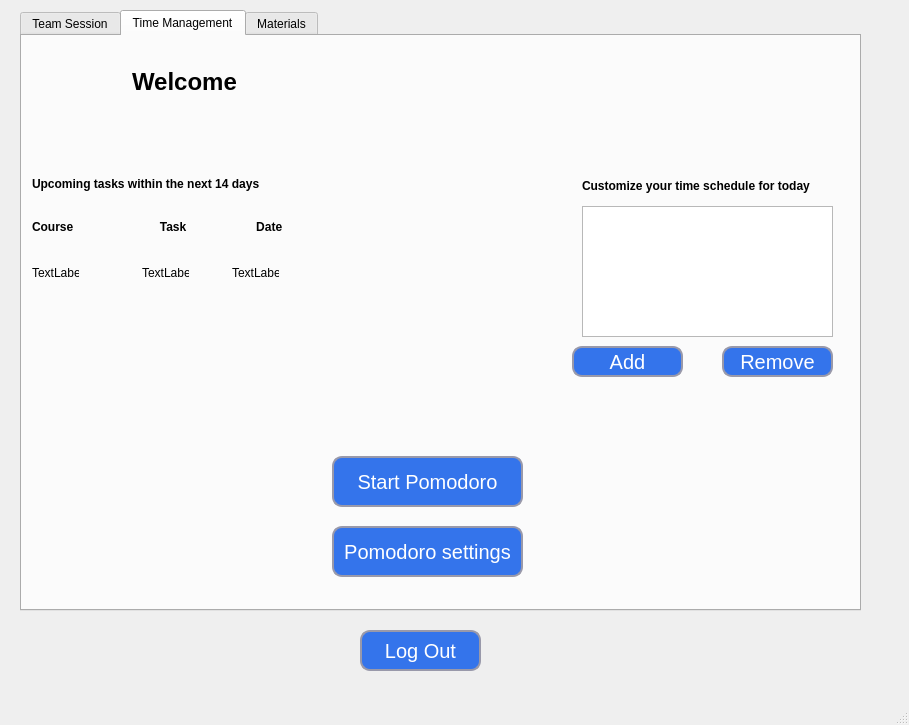
zgjimzhubajj/Student-Assistant, file gui_main_window.ui: the form before one commit.
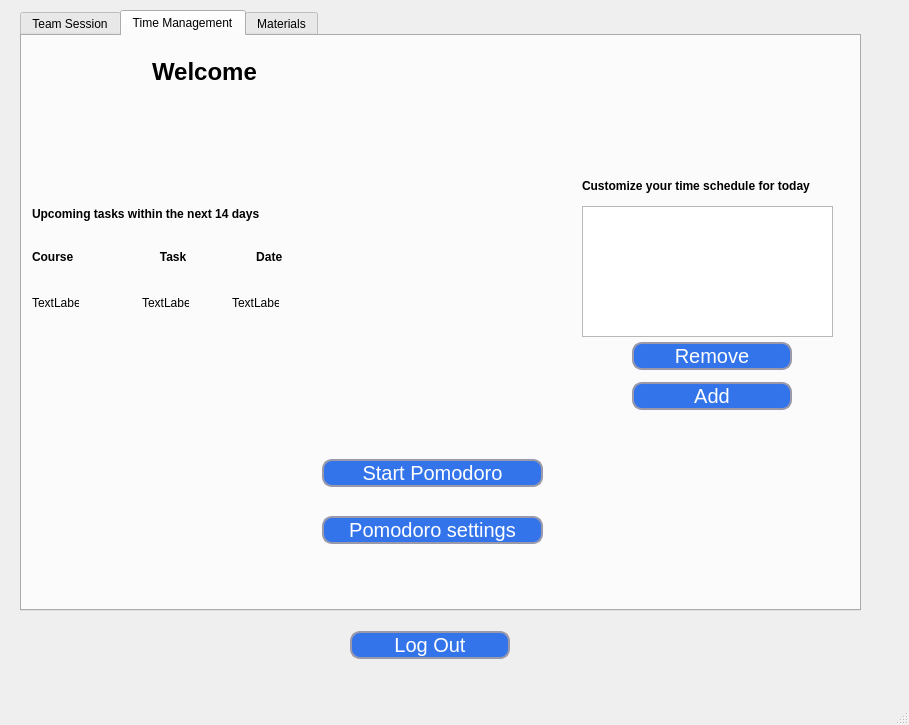
The form after the commit.

Commit message: Made some changes on the GUI buttons overall the Application by making them responsive

What changed in the file:
```diff
--- a/gui_main_window.ui
+++ b/gui_main_window.ui
@@ -179,109 +179,11 @@
      <attribute name="title">
       <string>Time Management</string>
      </attribute>
-     <widget class="QPushButton" name="btn_tm_start_pomodoro">
-      <property name="geometry">
-       <rect>
-        <x>310</x>
-        <y>420</y>
-        <width>191</width>
-        <height>51</height>
-       </rect>
-      </property>
-      <property name="font">
-       <font>
-        <family>MS Sans Serif</family>
-        <pointsize>15</pointsize>
-       </font>
-      </property>
-      <property name="styleSheet">
-       <string notr="true">QPushButton {
-	border-style: solid;
-	border-width: 2px;
-	border-color: #9999aa;
-	border-radius: 10px;
-	color: white;
-	background-color: #3474eb
-}
-
-QPushButton:enabled {
-	background-color: #3474eb
-	color: white;
-}
-
-QPushButton:pressed {
-	background-color: #0d2f72;
-	color: #fffffe;
-}
-
-QPushButton:hover:!pressed {
-	background-color: E1F4FF;
-	color: 0c2f70;
-}
-
-QPushButton:disabled {
-	background-color: #aaaaaa;
-	color: #ffffff;
-}</string>
-      </property>
-      <property name="text">
-       <string>Start Pomodoro</string>
-      </property>
-     </widget>
-     <widget class="QPushButton" name="btn_tm_pomodoro_settings">
-      <property name="geometry">
-       <rect>
-        <x>310</x>
-        <y>490</y>
-        <width>191</width>
-        <height>51</height>
-       </rect>
-      </property>
-      <property name="font">
-       <font>
-        <family>MS Sans Serif</family>
-        <pointsize>15</pointsize>
-       </font>
-      </property>
-      <property name="styleSheet">
-       <string notr="true">QPushButton {
-	border-style: solid;
-	border-width: 2px;
-	border-color: #9999aa;
-	border-radius: 10px;
-	color: white;
-	background-color: #3474eb
-}
-
-QPushButton:enabled {
-	background-color: #3474eb
-	color: white;
-}
-
-QPushButton:pressed {
-	background-color: #0d2f72;
-	color: #fffffe;
-}
-
-QPushButton:hover:!pressed {
-	background-color: E1F4FF;
-	color: 0c2f70;
-}
-
-QPushButton:disabled {
-	background-color: #aaaaaa;
-	color: #ffffff;
-}</string>
-      </property>
-      <property name="text">
-       <string>Pomodoro settings</string>
-      </property>
-     </widget>
      <widget class="QLabel" name="lbl_tm_welcome">
       <property name="geometry">
        <rect>
-        <x>110</x>
-        <y>20</y>
+        <x>130</x>
+        <y>10</y>
         <width>701</width>
         <height>51</height>
        </rect>
@@ -302,7 +204,7 @@
       <property name="geometry">
        <rect>
         <x>10</x>
-        <y>170</y>
+        <y>200</y>
         <width>261</width>
         <height>41</height>
        </rect>
@@ -321,7 +223,7 @@
       <property name="geometry">
        <rect>
         <x>10</x>
-        <y>140</y>
+        <y>170</y>
         <width>421</width>
         <height>16</height>
        </rect>
@@ -340,7 +242,7 @@
       <property name="geometry">
        <rect>
         <x>10</x>
-        <y>230</y>
+        <y>260</y>
         <width>47</width>
         <height>13</height>
        </rect>
@@ -353,7 +255,7 @@
       <property name="geometry">
        <rect>
         <x>120</x>
-        <y>230</y>
+        <y>260</y>
         <width>47</width>
         <height>13</height>
        </rect>
@@ -366,7 +268,7 @@
       <property name="geometry">
        <rect>
         <x>210</x>
-        <y>230</y>
+        <y>260</y>
         <width>47</width>
         <height>13</height>
        </rect>
@@ -385,55 +287,6 @@
        </rect>
       </property>
      </widget>
-     <widget class="QPushButton" name="btn_tm_add_activity">
-      <property name="geometry">
-       <rect>
-        <x>550</x>
-        <y>310</y>
-        <width>111</width>
-        <height>31</height>
-       </rect>
-      </property>
-      <property name="font">
-       <font>
-        <family>MS Sans Serif</family>
-        <pointsize>15</pointsize>
-       </font>
-      </property>
-      <property name="styleSheet">
-       <string notr="true">QPushButton {
-	border-style: solid;
-	border-width: 2px;
-	border-color: #9999aa;
-	border-radius: 10px;
-	color: white;
-	background-color: #3474eb
-}
-
-QPushButton:enabled {
-	background-color: #3474eb
-	color: white;
-}
-
-QPushButton:pressed {
-	background-color: #0d2f72;
-	color: #fffffe;
-}
-
-QPushButton:hover:!pressed {
-	background-color: E1F4FF;
-	color: 0c2f70;
-}
-
-QPushButton:disabled {
-	background-color: #aaaaaa;
-	color: #ffffff;
-}</string>
-      </property>
-      <property name="text">
-       <string>Add</string>
-      </property>
-     </widget>
      <widget class="QLabel" name="label">
       <property name="geometry">
        <rect>
@@ -453,23 +306,26 @@
        <string>Customize your time schedule for today</string>
       </property>
      </widget>
-     <widget class="QPushButton" name="btn_tm_remove_activity">
+     <widget class="QWidget" name="verticalLayoutWidget">
       <property name="geometry">
        <rect>
-        <x>700</x>
-        <y>310</y>
-        <width>111</width>
-        <height>31</height>
+        <x>300</x>
+        <y>400</y>
+        <width>221</width>
+        <height>131</height>
        </rect>
       </property>
-      <property name="font">
-       <font>
-        <family>MS Sans Serif</family>
-        <pointsize>15</pointsize>
-       </font>
-      </property>
-      <property name="styleSheet">
-       <string notr="true">QPushButton {
+      <layout class="QVBoxLayout" name="verticalLayout">
+       <item>
+        <widget class="QPushButton" name="btn_tm_start_pomodoro">
+         <property name="font">
+          <font>
+           <family>MS Sans Serif</family>
+           <pointsize>15</pointsize>
+          </font>
+         </property>
+         <property name="styleSheet">
+          <string notr="true">QPushButton {
 	border-style: solid;
 	border-width: 2px;
 	border-color: #9999aa;
@@ -497,10 +353,154 @@
 	background-color: #aaaaaa;
 	color: #ffffff;
 }</string>
+         </property>
+         <property name="text">
+          <string>Start Pomodoro</string>
+         </property>
+        </widget>
+       </item>
+       <item>
+        <widget class="QPushButton" name="btn_tm_pomodoro_settings">
+         <property name="font">
+          <font>
+           <family>MS Sans Serif</family>
+           <pointsize>15</pointsize>
+          </font>
+         </property>
+         <property name="styleSheet">
+          <string notr="true">QPushButton {
+	border-style: solid;
+	border-width: 2px;
+	border-color: #9999aa;
+	border-radius: 10px;
+	color: white;
+	background-color: #3474eb
+}
+
+QPushButton:enabled {
+	background-color: #3474eb
+	color: white;
+}
+
+QPushButton:pressed {
+	background-color: #0d2f72;
+	color: #fffffe;
+}
+
+QPushButton:hover:!pressed {
+	background-color: E1F4FF;
+	color: 0c2f70;
+}
+
+QPushButton:disabled {
+	background-color: #aaaaaa;
+	color: #ffffff;
+}</string>
+         </property>
+         <property name="text">
+          <string>Pomodoro settings</string>
+         </property>
+        </widget>
+       </item>
+      </layout>
+     </widget>
+     <widget class="QWidget" name="verticalLayoutWidget_2">
+      <property name="geometry">
+       <rect>
+        <x>610</x>
+        <y>300</y>
+        <width>160</width>
+        <height>80</height>
+       </rect>
       </property>
-      <property name="text">
-       <string>Remove</string>
-      </property>
+      <layout class="QVBoxLayout" name="verticalLayout_2">
+       <item>
+        <widget class="QPushButton" name="btn_tm_remove_activity">
+         <property name="font">
+          <font>
+           <family>MS Sans Serif</family>
+           <pointsize>15</pointsize>
+          </font>
+         </property>
+         <property name="styleSheet">
+          <string notr="true">QPushButton {
+	border-style: solid;
+	border-width: 2px;
+	border-color: #9999aa;
+	border-radius: 10px;
+	color: white;
+	background-color: #3474eb
+}
+
+QPushButton:enabled {
+	background-color: #3474eb
+	color: white;
+}
+
+QPushButton:pressed {
+	background-color: #0d2f72;
+	color: #fffffe;
+}
+
+QPushButton:hover:!pressed {
+	background-color: E1F4FF;
+	color: 0c2f70;
+}
+
+QPushButton:disabled {
+	background-color: #aaaaaa;
+	color: #ffffff;
+}</string>
+         </property>
+         <property name="text">
+          <string>Remove</string>
+         </property>
+        </widget>
+       </item>
+       <item>
+        <widget class="QPushButton" name="btn_tm_add_activity">
+         <property name="font">
+          <font>
+           <family>MS Sans Serif</family>
+           <pointsize>15</pointsize>
+          </font>
+         </property>
+         <property name="styleSheet">
+          <string notr="true">QPushButton {
+	border-style: solid;
+	border-width: 2px;
+	border-color: #9999aa;
+	border-radius: 10px;
+	color: white;
+	background-color: #3474eb
+}
+
+QPushButton:enabled {
+	background-color: #3474eb
+	color: white;
+}
+
+QPushButton:pressed {
+	background-color: #0d2f72;
+	color: #fffffe;
+}
+
+QPushButton:hover:!pressed {
+	background-color: E1F4FF;
+	color: 0c2f70;
+}
+
+QPushButton:disabled {
+	background-color: #aaaaaa;
+	color: #ffffff;
+}</string>
+         </property>
+         <property name="text">
+          <string>Add</string>
+         </property>
+        </widget>
+       </item>
+      </layout>
      </widget>
     </widget>
     <widget class="QWidget" name="tab_material">
@@ -676,23 +676,26 @@
      </widget>
     </widget>
    </widget>
-   <widget class="QPushButton" name="btn_log_out">
+   <widget class="QWidget" name="verticalLayoutWidget_3">
     <property name="geometry">
      <rect>
-      <x>360</x>
-      <y>630</y>
-      <width>121</width>
-      <height>41</height>
+      <x>350</x>
+      <y>620</y>
+      <width>160</width>
+      <height>51</height>
      </rect>
     </property>
-    <property name="font">
-     <font>
-      <family>MS Sans Serif</family>
-      <pointsize>15</pointsize>
-     </font>
-    </property>
-    <property name="styleSheet">
-     <string notr="true">QPushButton {
+    <layout class="QVBoxLayout" name="verticalLayout_3">
+     <item>
+      <widget class="QPushButton" name="btn_log_out">
+       <property name="font">
+        <font>
+         <family>MS Sans Serif</family>
+         <pointsize>15</pointsize>
+        </font>
+       </property>
+       <property name="styleSheet">
+        <string notr="true">QPushButton {
 	border-style: solid;
 	border-width: 2px;
 	border-color: #9999aa;
@@ -720,10 +723,13 @@
 	background-color: #aaaaaa;
 	color: #ffffff;
 }</string>
-    </property>
-    <property name="text">
-     <string>Log Out</string>
-    </property>
+       </property>
+       <property name="text">
+        <string>Log Out</string>
+       </property>
+      </widget>
+     </item>
+    </layout>
    </widget>
   </widget>
   <widget class="QMenuBar" name="menubar">
```
Left out of the diff: 404 changed lines with no effect on the pictures. The commit also changes 17 other files.
